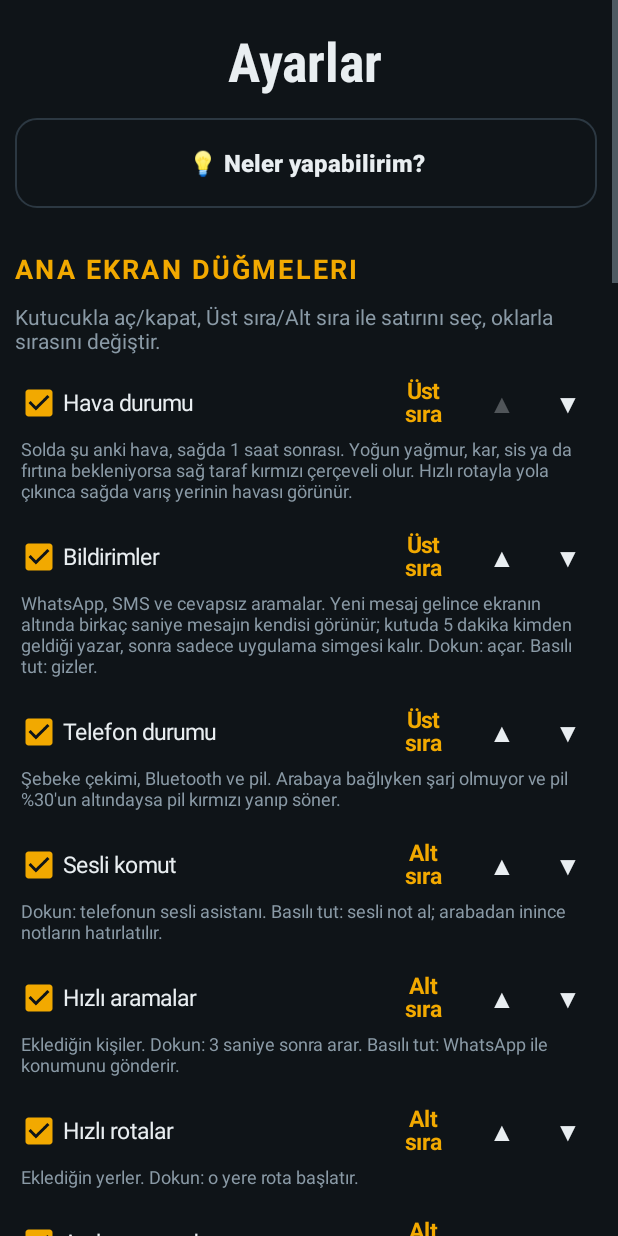
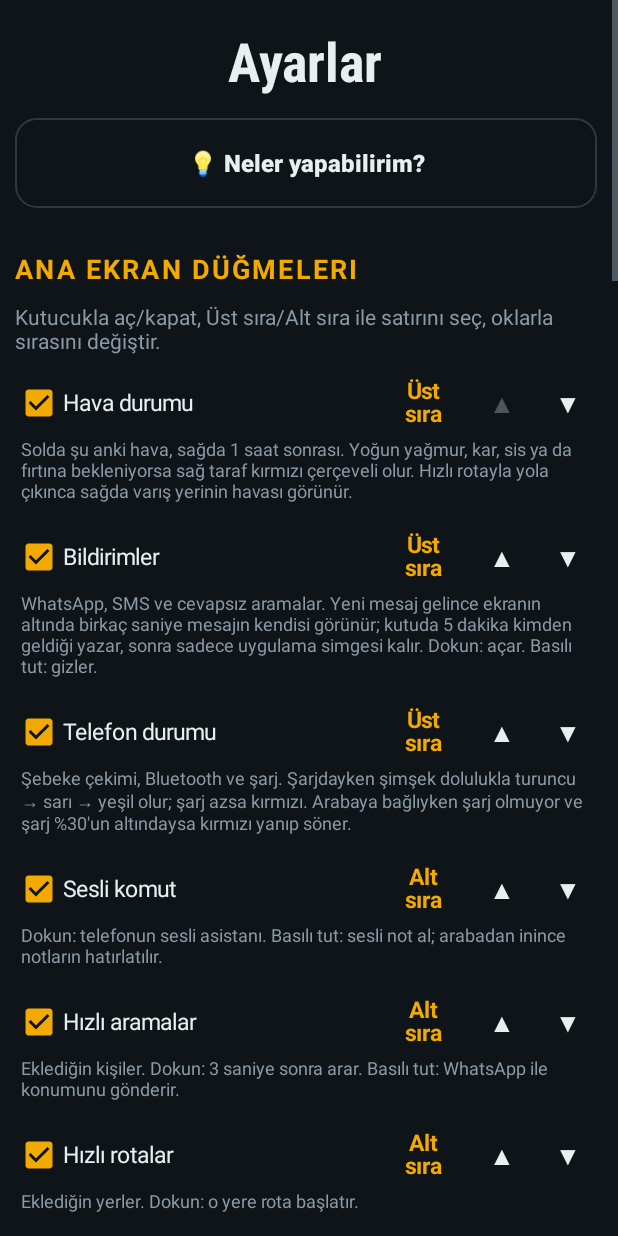
Before and after one commit to ekererdem/surus-ekrani, an Android app: the MainActivity screen opened directly, with no data from a screen before it, after a tap on "Ayarlar", on a phone screen of 412 x 824 dp. Run offline under Robolectric (Android 15) with nearby library versions, the phone set to English and light mode, and no system bars; pictures from the network do not load.

Commit message:
Pil yerine şimşek: şarjda turuncu/sarı/yeşil, azken kırmızı
Co-Authored-By: Claude Opus 5.5 <noreply@anthropic.com>
Claude-Session: https://claude.ai/code/session_0152MHAFRTCkLpaPg86fb2g2

```diff
--- a/app/build.gradle
+++ b/app/build.gradle
@@ -10,8 +10,8 @@ android {
         applicationId 'com.erdem.surusekrani'
         minSdk 30
         targetSdk 34
-        versionCode 92
-        versionName '10.1'
+        versionCode 93
+        versionName '10.2'
     }
 
     // Sabit imza: her derleme aynı anahtarla imzalanır, böylece yeni sürüm eskisinin üzerine kurulur.
--- a/app/src/main/java/com/erdem/surusekrani/FeaturesActivity.java
+++ b/app/src/main/java/com/erdem/surusekrani/FeaturesActivity.java
@@ -32,7 +32,7 @@ public class FeaturesActivity extends Activity {
         Ui.item(this, box, "🌦️ Hava durumu", "Şimdi ve 1 saat sonrası. Yoğun yağmur, kar, sis bekleniyorsa sağ taraf kırmızı çerçeveli. "
                 + "Hızlı rotayla gidince varış yerinin havası.");
         Ui.item(this, box, "💬 Bildirimler", "WhatsApp, SMS ve cevapsız aramalar. Yeni mesaj ekranın altında birkaç saniye görünür.");
-        Ui.item(this, box, "🔋 Telefon durumu", "Çekim, Bluetooth, pil. Arabadayken şarj olmuyor ve pil azsa pil kırmızı yanıp söner.");
+        Ui.item(this, box, "🔋 Telefon durumu", "Çekim, Bluetooth, şarj. Şarjdayken şimşek turuncu → sarı → yeşil dolar. Arabadayken şarj olmuyor ve şarj azsa şimşek kırmızı yanıp söner.");
 
         Ui.section(this, box, "Kendiliğinden");
         Ui.item(this, box, "🔵 Arabaya binince", "Araç Bluetooth'una bağlanınca uygulama açılır, müzik devam eder, ses seviyen ayarlanır.");
--- a/app/src/main/java/com/erdem/surusekrani/Layout.java
+++ b/app/src/main/java/com/erdem/surusekrani/Layout.java
@@ -46,8 +46,8 @@ final class Layout {
             case "notif": return "WhatsApp, SMS ve cevapsız aramalar. Yeni mesaj gelince ekranın altında birkaç saniye "
                     + "mesajın kendisi görünür; kutuda 5 dakika kimden geldiği yazar, sonra sadece uygulama simgesi kalır. "
                     + "Dokun: açar. Basılı tut: gizler.";
-            case "status": return "Şebeke çekimi, Bluetooth ve pil. Arabaya bağlıyken şarj olmuyor ve pil %30'un "
-                    + "altındaysa pil kırmızı yanıp söner.";
+            case "status": return "Şebeke çekimi, Bluetooth ve şarj. Şarjdayken şimşek dolulukla turuncu → sarı → yeşil olur; "
+                    + "şarj azsa kırmızı. Arabaya bağlıyken şarj olmuyor ve şarj %30'un altındaysa kırmızı yanıp söner.";
             case "assist": return "Dokun: telefonun sesli asistanı. Basılı tut: sesli not al; arabadan inince notların hatırlatılır.";
             case "calls": return "Eklediğin kişiler. Dokun: 3 saniye sonra arar. Basılı tut: WhatsApp ile konumunu gönderir.";
             case "places": return "Eklediğin yerler. Dokun: o yere rota başlatır.";
--- a/app/src/main/res/values/colors.xml
+++ b/app/src/main/res/values/colors.xml
@@ -11,4 +11,7 @@
     <color name="teal">#3FC1B0</color>
     <color name="low">#E5484D</color>
     <color name="rain">#4FA3FF</color>
+    <color name="chg_low">#FF8A1F</color>
+    <color name="chg_mid">#F5D90A</color>
+    <color name="chg_high">#3DD68C</color>
 </resources>
```
Also changed, not shown: app/src/main/java/com/erdem/surusekrani/Status.java (+13 -9 lines), app/src/main/res/drawable/ic_bolt.xml (added, +8 -0 lines), app/src/main/res/layout/part_icons.xml (+5 -5 lines).
